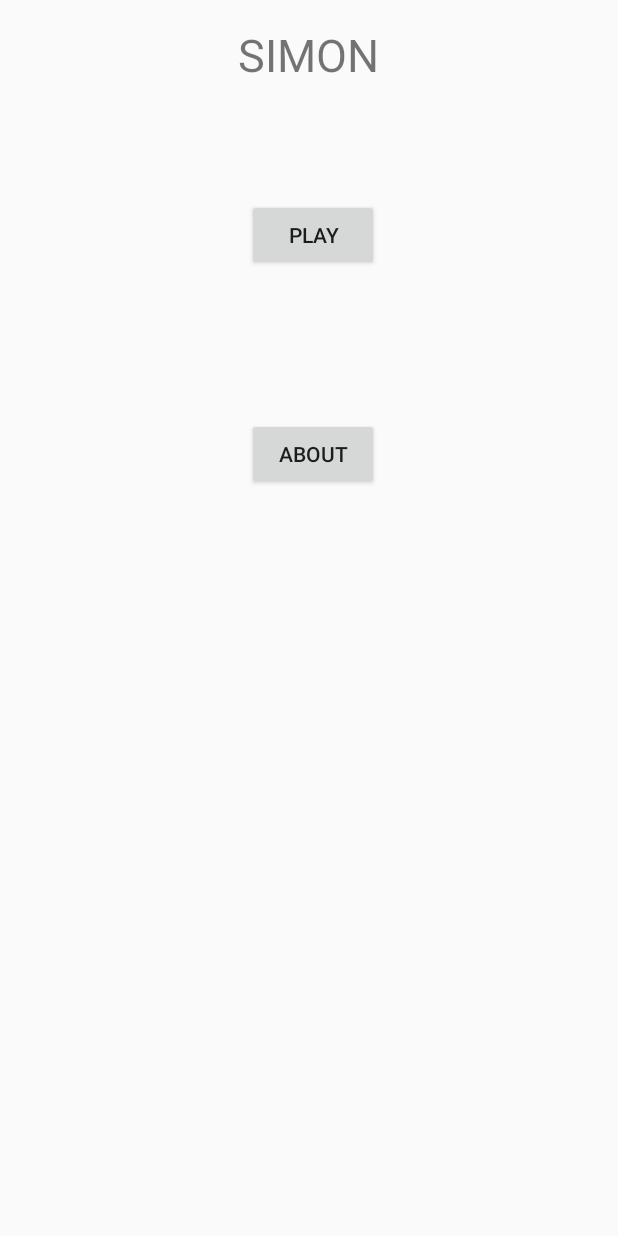
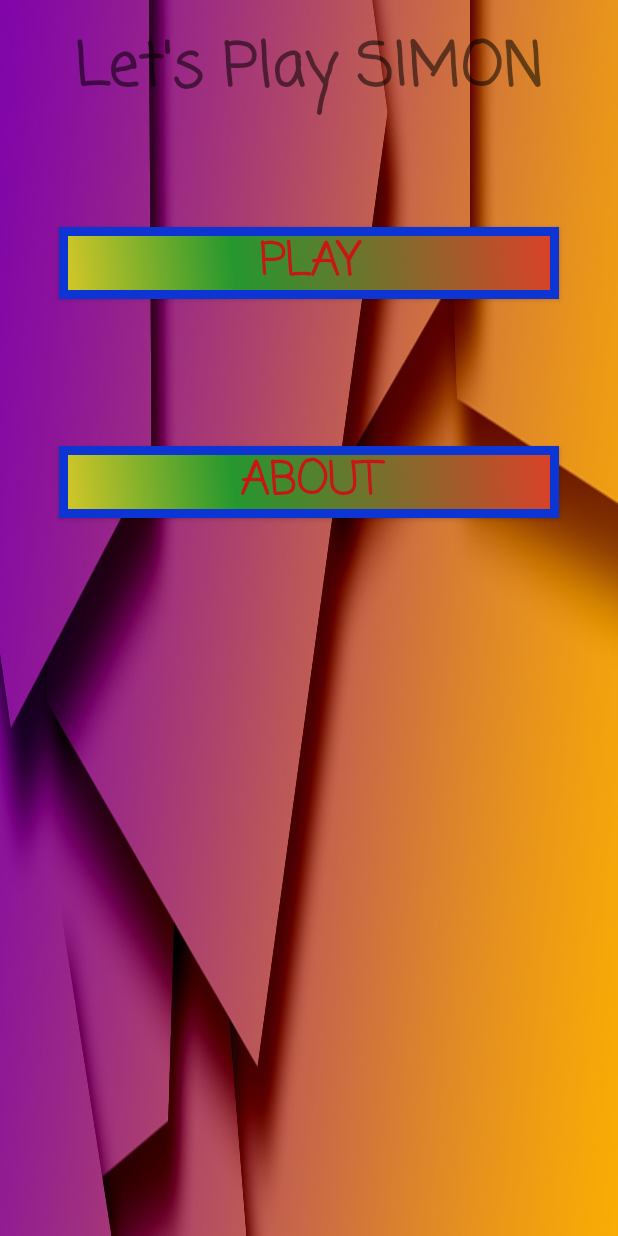
Before and after one commit to dbudrys/Simon02, an Android app: the screen it shows after launch (MainActivity), on a phone screen of 412 x 824 dp. Run offline under Robolectric (Android 15) with nearby library versions, the phone set to English and light mode, and no system bars.

Commit message:
Design changes

```diff
--- /dev/null
+++ b/app/src/main/res/drawable/buttonshape.xml
@@ -0,0 +1,24 @@
+<?xml version="1.0" encoding="utf-8"?>
+<shape xmlns:android="http://schemas.android.com/apk/res/android" android:shape="rectangle" >
+    <corners
+        android:radius="0dp"
+        />
+    <gradient
+        android:angle="45"
+        android:centerX="35%"
+        android:centerColor="#ff25972f"
+        android:startColor="#ffd6c828"
+        android:endColor="#ffdc4029"
+        android:type="linear"
+        />
+    <padding
+        android:left="0dp"
+        android:top="0dp"
+        android:right="0dp"
+        android:bottom="0dp"
+        />
+    <stroke
+        android:width="6dp"
+        android:color="#ff0c35d3"
+        />
+</shape>
--- a/app/src/main/res/layout/activity_about.xml
+++ b/app/src/main/res/layout/activity_about.xml
@@ -8,6 +8,7 @@
     android:paddingLeft="@dimen/activity_horizontal_margin"
     android:paddingRight="@dimen/activity_horizontal_margin"
     android:paddingTop="@dimen/activity_vertical_margin"
-    tools:context="com.dustin_domas_assignment.simon02.AboutActivity">
+    tools:context="com.dustin_domas_assignment.simon02.AboutActivity"
+    android:background="@color/colorBackground">
 
 </RelativeLayout>
--- a/app/src/main/res/layout/activity_main.xml
+++ b/app/src/main/res/layout/activity_main.xml
@@ -8,34 +8,49 @@
     android:paddingLeft="@dimen/activity_horizontal_margin"
     android:paddingRight="@dimen/activity_horizontal_margin"
     android:paddingTop="@dimen/activity_vertical_margin"
-    tools:context="com.dustin_domas_assignment.simon02.MainActivity">
+    tools:context="com.dustin_domas_assignment.simon02.MainActivity"
+    android:background="@drawable/background">
 
     <TextView
         android:layout_width="wrap_content"
         android:layout_height="wrap_content"
-        android:text="SIMON"
+        android:text="Let's Play SIMON"
+        android:fontFamily="casual"
+        android:textStyle="bold"
         android:layout_alignParentTop="true"
         android:layout_centerHorizontal="true"
+        android:textSize="40sp"
+        android:id="@+id/textView"
+        />
+
+    <Button
+        android:text="ABOUT"
+        android:layout_width="500px"
+        android:layout_height="wrap_content"
+        android:id="@+id/about_button"
+        android:fontFamily="casual"
+        android:textStyle="bold"
+        android:layout_below="@+id/play_button"
+        android:layout_alignLeft="@+id/play_button"
+        android:layout_alignStart="@+id/play_button"
+        android:layout_marginTop="98dp"
+
+        android:textColor="#ffc81515"
         android:textSize="30sp"
-        android:id="@+id/textView"/>
+        android:background="@drawable/buttonshape"/>
 
     <Button
         android:text="Play"
-        android:layout_width="wrap_content"
+        android:layout_width="500px"
         android:layout_height="wrap_content"
         android:id="@+id/play_button"
+        android:layout_marginTop="74dp"
+        android:fontFamily="casual"
+        android:textStyle="bold"
+
+        android:textColor="#ffc81515"
+        android:textSize="30sp"
+        android:background="@drawable/buttonshape"
         android:layout_below="@+id/textView"
-        android:layout_alignRight="@+id/textView"
-        android:layout_alignEnd="@+id/textView"
-        android:layout_marginTop="76dp" />
-
-    <Button
-        android:text="ABOUT"
-        android:layout_width="wrap_content"
-        android:layout_height="wrap_content"
-        android:id="@+id/about_button"
-        android:layout_below="@+id/play_button"
-        android:layout_alignLeft="@+id/play_button"
-        android:layout_alignStart="@+id/play_button"
-        android:layout_marginTop="98dp" />
+        android:layout_centerHorizontal="true" />
 </RelativeLayout>
--- a/app/src/main/res/layout/activity_play.xml
+++ b/app/src/main/res/layout/activity_play.xml
@@ -8,6 +8,7 @@
     android:paddingLeft="@dimen/activity_horizontal_margin"
     android:paddingRight="@dimen/activity_horizontal_margin"
     android:paddingTop="@dimen/activity_vertical_margin"
-    tools:context="com.dustin_domas_assignment.simon02.PlayActivity">
+    tools:context="com.dustin_domas_assignment.simon02.PlayActivity"
+    android:background="@color/colorBackground">
 
 </RelativeLayout>
--- a/app/src/main/res/values/colors.xml
+++ b/app/src/main/res/values/colors.xml
@@ -3,4 +3,5 @@
     <color name="colorPrimary">#3F51B5</color>
     <color name="colorPrimaryDark">#303F9F</color>
     <color name="colorAccent">#FF4081</color>
+    <color name="colorBackground">#CC6600</color>
 </resources>
```
Also changed, not shown: app/src/main/res/drawable/background.jpg (added).
